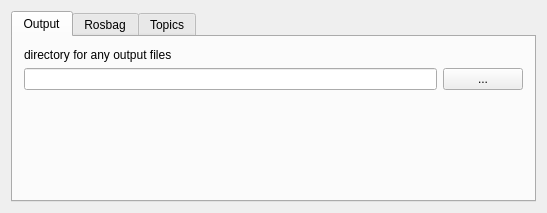
First picture: the form in src/grabe_mapping/src/rqt_plugin/scan_to_file_widget.ui, repository JannikGrabe/grabe_mapping, before the edit.
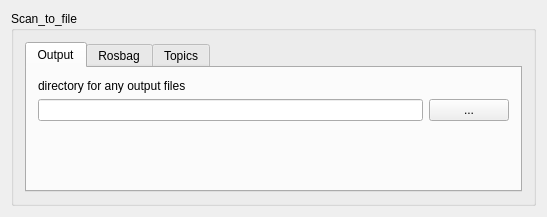
Second picture: the form after the edit.

```diff
--- a/src/grabe_mapping/src/rqt_plugin/scan_to_file_widget.ui
+++ b/src/grabe_mapping/src/rqt_plugin/scan_to_file_widget.ui
@@ -15,6 +15,25 @@
   </property>
   <layout class="QVBoxLayout" name="verticalLayout_3">
    <item>
+    <widget class="QGroupBox" name="gb_scan_to_file">
+     <property name="styleSheet">
+      <string notr="true">QGroupBox#gb_scan_to_file { 
+	border: 1px solid gray; 
+	border-radius: 9px; 
+	margin-top: 0.5em;
+	padding-top: 0.5em; 
+}
+ QGroupBox#gb_scan_to_file::title {
+    subcontrol-origin: margin;
+    left: 10px;
+    padding: 0 3px 0 3px;
+}</string>
+     </property>
+     <property name="title">
+      <string>Scan_to_file</string>
+     </property>
+     <layout class="QVBoxLayout" name="verticalLayout_4">
+      <item>
     <widget class="QTabWidget" name="tb_settings">
      <property name="enabled">
       <bool>true</bool>
@@ -263,6 +282,9 @@
        </item>
       </layout>
      </widget>
+       </widget>
+      </item>
+     </layout>
     </widget>
    </item>
   </layout>
```
Lines whose indentation alone changed are shown as unchanged.
